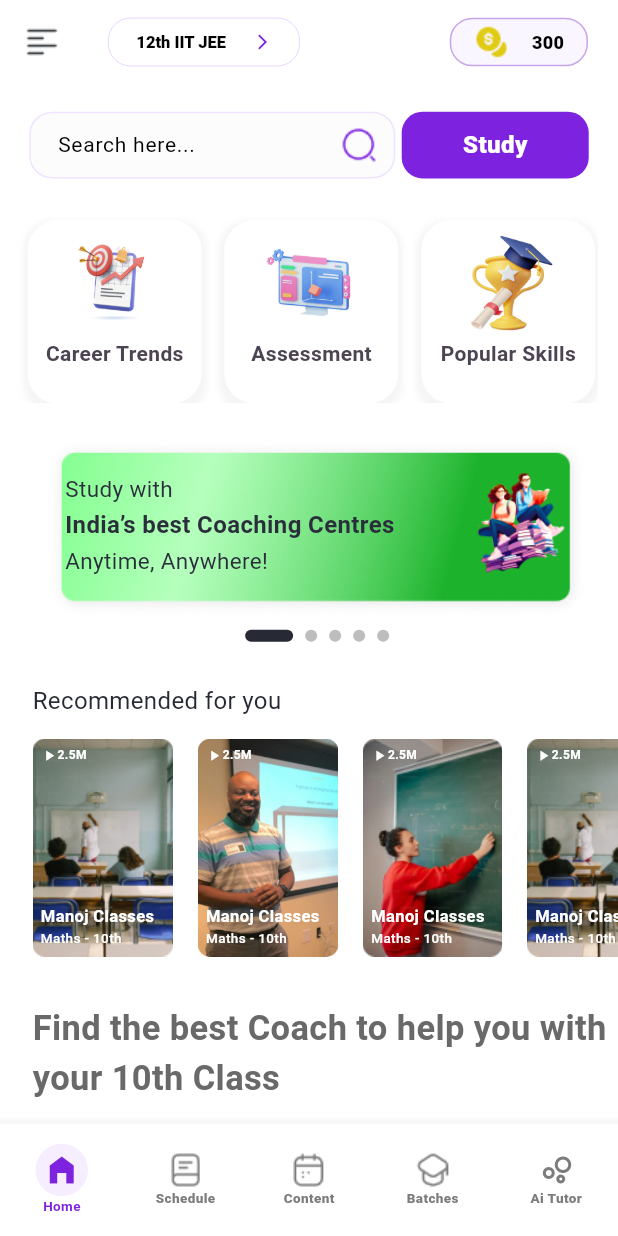
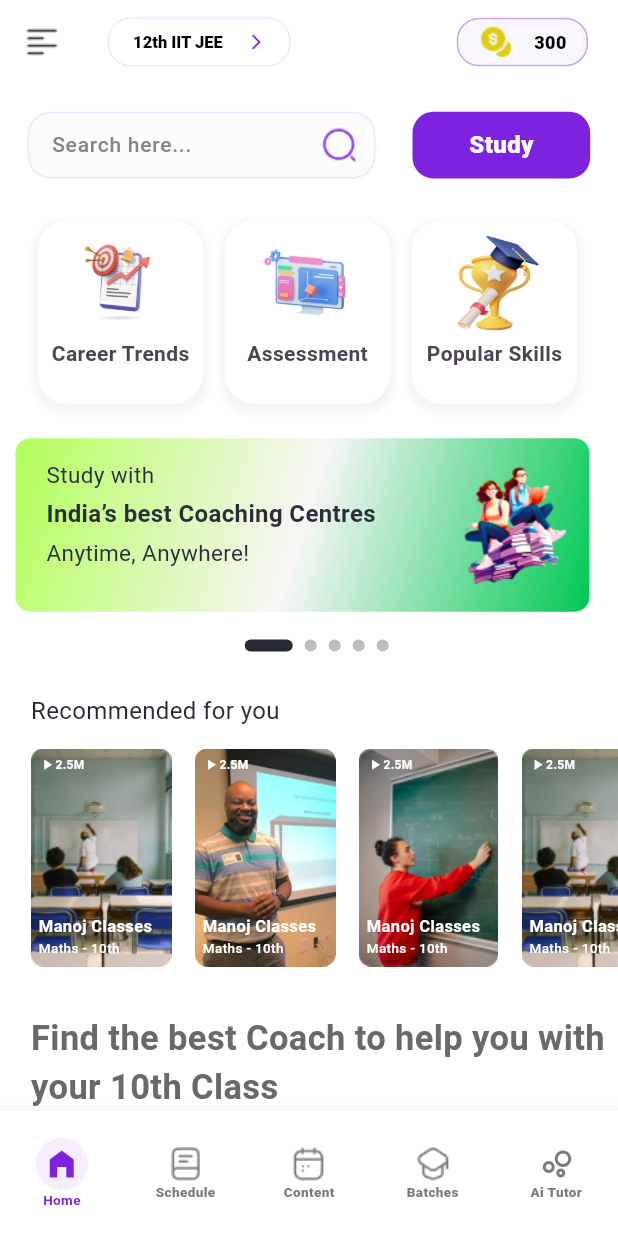
Before and after one commit to MLuqman23/Ostello_app, a Flutter app: the screen it shows after launch, on a phone screen of 412 x 824 dp. Run offline on Flutter 3.47's test engine with Material 3 defaults, Android fonts, the phone set to English and light mode, and no system bars; drawn by our look-alikes of smooth_page_indicator; our stand-ins replace flutter_riverpod, flutter_screenutil, google_fonts, share_plus, video_player.

Commit message:
third commit

```diff
--- a/lib/common/navbar.dart
+++ b/lib/common/navbar.dart
@@ -76,7 +76,7 @@ class AppNavigator extends ConsumerWidget {
       ),
       body: screens[currentIndex],
       bottomNavigationBar: SizedBox(
-        height: 75,
+        height: 90.h,
         child: BottomNavigationBar(
           selectedLabelStyle:
               const TextStyle(fontSize: 9, fontWeight: FontWeight.w700),
--- a/lib/common/textformfield.dart
+++ /dev/null
@@ -1,87 +0,0 @@
-// ignore_for_file: prefer_const_constructors
-
-import 'package:flutter/material.dart';
-import 'package:google_fonts/google_fonts.dart';
-
-class ReusableTextFormField extends StatelessWidget {
-  final String? labelText;
-  final String? hintText;
-  final InputBorder? border;
-  final TextEditingController controller;
-  final FloatingLabelBehavior? floatingLabelBehavior;
-  final bool obscureText;
-  final TextInputType keyboardType;
-  final FormFieldValidator<String>? validator;
-  final ValueChanged<String>? onChanged;
-  final Color? hintTextColor;
-  final Color? labelTextColor;
-  final VoidCallback? ontap;
-  final int? maxLength;
-  final Widget? suffix;
-  final EdgeInsetsGeometry? contentPadding;
-  final FocusNode? focusNode;
-
-  const ReusableTextFormField(
-      {super.key,
-      this.labelText,
-      this.hintText,
-      required this.controller,
-      this.obscureText = false,
-      this.keyboardType = TextInputType.text,
-      this.validator,
-      this.onChanged,
-      this.hintTextColor = Colors.black,
-      this.border,
-      this.floatingLabelBehavior,
-      this.labelTextColor,
-      this.ontap,
-      this.maxLength,
-      this.suffix,
-      this.contentPadding,
-      this.focusNode});
-
-  @override
-  Widget build(BuildContext context) {
-    return TextFormField(
-      style: GoogleFonts.roboto(
-        fontSize: 14,
-        fontWeight: FontWeight.w400,
-        color: Colors.black,
-      ),
-      onTap: ontap,
-      controller: controller,
-      obscureText: obscureText,
-      keyboardType: keyboardType,
-      maxLength: maxLength,
-      decoration: InputDecoration(
-          filled: true,
-          fillColor: Color(0xffFCFCFC),
-          floatingLabelBehavior: floatingLabelBehavior,
-          labelText: labelText,
-          hintText: hintText,
-          suffixIcon: suffix,
-          focusedBorder: OutlineInputBorder(
-              borderRadius: BorderRadius.circular(15),
-              borderSide: BorderSide(color: Color(0xffF0E3FF))),
-          enabledBorder: OutlineInputBorder(
-              borderRadius: BorderRadius.circular(15),
-              borderSide: BorderSide(color: Color(0xffF0E3FF))),
-          labelStyle: GoogleFonts.roboto(
-            fontSize: 14,
-            color: labelTextColor,
-            fontWeight: FontWeight.w500,
-          ),
-          hintStyle: GoogleFonts.roboto(
-            fontSize: 14,
-            color: hintTextColor,
-            fontWeight: FontWeight.w400,
-          ),
-          border: border,
-          contentPadding: EdgeInsets.only(top: 5, left: 15)
-          // Use padding property instead of contentPadding
-          ),
-      validator: validator,
-      onChanged: onChanged,
-    );
-  }
-}
--- a/lib/main.dart
+++ b/lib/main.dart
@@ -16,7 +16,7 @@ class MyApp extends ConsumerWidget {
   Widget build(BuildContext context, WidgetRef ref) {
     final navigationNotifier = ref.watch(navigationProvider.notifier);
     return ScreenUtilInit(
-      designSize: const Size(380, 890),
+      designSize: const Size(400, 890),
       minTextAdapt: true,
       builder: (context, child) {
         return MaterialApp(
--- a/lib/presentation/home.dart
+++ b/lib/presentation/home.dart
@@ -1,4 +1,4 @@
-// ignore_for_file: camel_case_types, unused_local_variable
+// ignore_for_file: invalid_use_of_protected_member, invalid_use_of_visible_for_testing_member
 
 import 'package:flutter/material.dart';
 import 'package:flutter_riverpod/flutter_riverpod.dart';
@@ -6,7 +6,6 @@ import 'package:flutter_screenutil/flutter_screenutil.dart';
 import 'package:ostello/assets_image/image.dart';
 import 'package:ostello/common/custom_container.dart';
 import 'package:ostello/common/plaintext.dart';
-import 'package:ostello/common/textformfield.dart';
 import 'package:ostello/const/const_service.dart';
 import 'package:ostello/provider/navigation_provide.dart';
 import 'package:ostello/provider/provider.dart';
@@ -17,23 +16,24 @@ class HomePage extends ConsumerWidget {
 
   @override
   Widget build(BuildContext context, WidgetRef ref) {
-    final TextEditingController searchContoller = TextEditingController();
-    final selectedFilter = ref.watch(selectedFilterProvider);
     final PageController pageController = PageController();
     final selectedCourse = ref.watch(courseSelectionProvider);
     pageController.addListener(() {
       ref.read(currentPageProvider.notifier).state =
           pageController.page?.round() ?? 0;
     });
-    final focusNode = ref.watch(focusNodeProvider);
-    return Scaffold(
+
+    final selectedIndex = ref.watch(selectedIndexProvider);
+    return GestureDetector(
+      onTap: () {
+        FocusScopeNode currentFocus = FocusScope.of(context);
+        if (!currentFocus.hasPrimaryFocus) {
+          currentFocus.unfocus();
+        }
+      },
+      child: Scaffold(
         backgroundColor: Colors.white,
         body: SingleChildScrollView(
-        child: GestureDetector(
-          behavior: HitTestBehavior.translucent,
-          onTap: () {
-            FocusScope.of(context).unfocus();
-          },
           child: Padding(
             padding: EdgeInsets.symmetric(vertical: 20.h),
             child: Column(
@@ -51,12 +51,27 @@ class HomePage extends ConsumerWidget {
                           SizedBox(
                               width: 225.w,
                               height: 48.h,
-                              child: ReusableTextFormField(
-                                  focusNode: focusNode,
-                                  controller: searchContoller,
-                                  hintText: 'Search here...',
-                                  // obscureText: true,
-                                  suffix: Image.asset(AssetsImages.search))),
+                              child: TextField(
+                                obscureText: false,
+                                decoration: InputDecoration(
+                                    filled: true,
+                                    fillColor: const Color(0xffFCFCFC),
+                                    focusedBorder: OutlineInputBorder(
+                                        borderRadius: BorderRadius.circular(15),
+                                        borderSide: const BorderSide(
+                                            color: Color(0xffF0E3FF))),
+                                    enabledBorder: OutlineInputBorder(
+                                        borderRadius: BorderRadius.circular(15),
+                                        borderSide: const BorderSide(
+                                            color: Color(0xffF0E3FF))),
+                                    hintText: "Search here...",
+                                    hintStyle: const TextStyle(
+                                        fontSize: 14,
+                                        fontWeight: FontWeight.w500,
+                                        color: Color(0xff878487)),
+                                    suffixIcon:
+                                        Image.asset(AssetsImages.search)),
+                              )),
                           const Spacer(),
                           CustomContainer(
                             height: 48.h,
@@ -137,34 +152,34 @@ class HomePage extends ConsumerWidget {
                         height: 25.h,
                       ),
                       SizedBox(
-                        height: 130.h,
+                        height: 125.h,
                         child: PageView.builder(
                           controller: pageController,
                           itemCount: 5,
-                          // shrinkWrap: true,
                           scrollDirection: Axis.horizontal,
                           itemBuilder: (context, index) {
-                            return Stack(
-                              children: [
-                                SizedBox(
-                                    width: 375.w,
-                                    height: 140.h,
-                                    child: Image.asset(AssetsImages.card)),
-                                Positioned(
-                                  right: 22.w,
-                                  top: 20.h,
-                                  child: SizedBox(
-                                    height: 80.h,
-                                    width: 80.w,
-                                    child: Image.asset(
-                                      AssetsImages.cardImage,
+                            return Container(
+                              margin: const EdgeInsets.only(right: 19),
+                              decoration: BoxDecoration(
+                                borderRadius: BorderRadius.circular(10),
+                                gradient: const LinearGradient(
+                                  begin: Alignment.topLeft,
+                                  end: Alignment.bottomRight,
+                                  colors: [
+                                    Color(0xFFB2FF59),
+                                    Color.fromARGB(255, 248, 246, 246),
+                                    Color(0xFF00C853),
+                                  ],
                                 ),
                               ),
-                                ),
-                                Positioned(
-                                    top: 25.h,
-                                    left: 30.w,
-                                    child: const Column(
+                              child: Padding(
+                                padding: EdgeInsets.only(
+                                    top: 15.h, left: 20.w, right: 10.w),
+                                child: Row(
+                                  mainAxisAlignment:
+                                      MainAxisAlignment.spaceBetween,
+                                  children: [
+                                    const Column(
                                       crossAxisAlignment:
                                           CrossAxisAlignment.start,
                                       children: [
@@ -175,7 +190,7 @@ class HomePage extends ConsumerWidget {
                                           color: Color(0xff2A2E3B),
                                         ),
                                         SizedBox(
-                                          height: 2,
+                                          height: 4,
                                         ),
                                         CustomText(
                                           text: 'India’s best Coaching Centres',
@@ -184,7 +199,7 @@ class HomePage extends ConsumerWidget {
                                           color: Color(0xff2A2E3B),
                                         ),
                                         SizedBox(
-                                          height: 2,
+                                          height: 4,
                                         ),
                                         CustomText(
                                           text: 'Anytime, Anywhere!',
@@ -193,14 +208,23 @@ class HomePage extends ConsumerWidget {
                                           color: Color(0xff2A2E3B),
                                         )
                                       ],
-                                    ))
+                                    ),
+                                    Padding(
+                                      padding:
+                                          const EdgeInsets.only(bottom: 15),
+                                      child: Image.asset(
+                                        AssetsImages.cardImage,
+                                      ),
+                                    ),
                                   ],
+                                ),
+                              ),
                             );
                           },
                         ),
                       ),
                       SizedBox(
-                        height: 8.h,
+                        height: 20.h,
                       ),
                       Center(
                           child: SmoothPageIndicator(
@@ -328,8 +352,10 @@ class HomePage extends ConsumerWidget {
                         height: 21.h,
                       ),
                       SizedBox(
+                        height: 13.h,
+                      ),
+                      SizedBox(
                         height: 37.h,
-                        // width: 500,
                         child: ListView.builder(
                           itemCount: ConstList.list3.length,
                           shrinkWrap: true,
@@ -337,6 +363,7 @@ class HomePage extends ConsumerWidget {
                           scrollDirection: Axis.horizontal,
                           itemBuilder: (context, index) {
                             var item = ConstList.list3[index];
+
                             return Row(
                               children: [
                                 if (index == 0) ...[
@@ -344,10 +371,10 @@ class HomePage extends ConsumerWidget {
                                     width: 129.w,
                                     height: 36.h,
                                     decoration: BoxDecoration(
-                                          borderRadius:
-                                              BorderRadius.circular(8.sp),
+                                      borderRadius: BorderRadius.circular(8.sp),
                                       border: Border.all(
-                                              color: const Color(0xffD8D8D8))),
+                                          color: const Color(0xffD8D8D8)),
+                                    ),
                                     child: Row(
                                       mainAxisAlignment:
                                           MainAxisAlignment.spaceEvenly,
@@ -355,8 +382,9 @@ class HomePage extends ConsumerWidget {
                                         SizedBox(
                                           height: 20.h,
                                           width: 25.w,
-                                              child: Image.asset(
-                                                  AssetsImages.filter)),
+                                          child:
+                                              Image.asset(AssetsImages.filter),
+                                        ),
                                         const CustomText(
                                           text: 'Filters',
                                           fontSize: 12,
@@ -366,28 +394,6 @@ class HomePage extends ConsumerWidget {
                                           Icons.arrow_drop_down,
                                           color: Color(0xff7D23E0),
                                         ),
-                                          // DropdownButton<String>(
-                                          //   alignment: Alignment.centerRight,
-                                          //   underline: Container(),
-                                          //   value: selectedFilter,
-                                          //   isDense: false,
-                                          //   iconSize: 20,
-                                          //   // dropdownColor: color,
-                                          //   items: filterOptions.map((String filter) {
-                                          //     return DropdownMenuItem<String>(
-                                          //       value: filter,
-                                          //       child: Text(
-                                          //         filter,
-                                          //         style: const TextStyle(
-                                          //             fontSize: 14, fontWeight: FontWeight.w600),
-                                          //       ),
-                                          //     );
-                                          //   }).toList(),
-                                          //   onChanged: (newValue) {
-                                          //     ref.read(selectedFilterProvider.notifier).state =
-                                          //         newValue!;
-                                          //   },
-                                          // ),
                                       ],
                                     ),
                                   ),
@@ -400,28 +406,45 @@ class HomePage extends ConsumerWidget {
                                     color: const Color(0xff818181),
                                   ),
                                 ],
-                                  Container(
+                                if (index >= 0) ...[
+                                  GestureDetector(
+                                    onTap: () {
+                                      ref
+                                          .read(selectedIndexProvider.notifier)
+                                          .state = index;
+                                    },
+                                    child: Container(
                                       width: 91.w,
                                       margin: EdgeInsets.only(left: 5.w),
                                       decoration: BoxDecoration(
                                         borderRadius: BorderRadius.circular(10),
                                         border: Border.all(
-                                            color: const Color(0xffD8D8D8))),
+                                          color: const Color(0xffD8D8D8),
+                                        ),
+                                        color: selectedIndex == index
+                                            ? Colors.black
+                                            : Colors.transparent,
+                                      ),
                                       child: Center(
                                         child: CustomText(
                                           text: '${item["text"]}',
                                           fontSize: 14,
                                           fontWeight: FontWeight.w600,
-                                      color: const Color(0xff484848),
-                                    )),
+                                          color: selectedIndex == index
+                                              ? Colors
+                                                  .white // Selected text color
+                                              : const Color(
+                                                  0xff484848), // Unselected text color
+                                        ),
+                                      ),
+                                    ),
                                   ),
                                 ],
+                              ],
                             );
-                            }),
+                          },
                         ),
-                      SizedBox(
-                        height: 13.h,
-                      ),
+                      )
                     ],
                   ),
                 ),
@@ -523,7 +546,7 @@ class HomePage extends ConsumerWidget {
                         height: 13.h,
                       ),
                       Container(
-                        height: 295,
+                        height: 310,
                         width: double.infinity,
                         decoration: BoxDecoration(
                             borderRadius: BorderRadius.circular(12),
@@ -685,13 +708,14 @@ class HomePage extends ConsumerWidget {
                             color: Colors.white,
                             border: Border.all(color: const Color(0xffE6E6E6))),
                         child: Row(
+                          mainAxisAlignment: MainAxisAlignment.spaceBetween,
                           children: [
                             SizedBox(
-                                height: 90.h,
+                                height: 100.h,
                                 // width: 115,
                                 child: Image.asset(AssetsImages.classes)),
                             Padding(
-                              padding: EdgeInsets.only(left: 15.w, top: 11.h),
+                              padding: EdgeInsets.only(left: 15.w, top: 15.h),
                               child: Column(
                                 crossAxisAlignment: CrossAxisAlignment.start,
                                 children: [
@@ -707,12 +731,8 @@ class HomePage extends ConsumerWidget {
                                           color: Color(0xff2E2E2E),
                                         ),
                                       ),
-                                      // Spacer(),
-                                      SizedBox(
-                                        width: 10.w,
-                                      ),
                                       Padding(
-                                        padding: EdgeInsets.only(bottom: 20.h),
+                                        padding: EdgeInsets.only(bottom: 15.h),
                                         child: Image.asset(AssetsImages.more),
                                       ),
                                     ],
--- a/lib/provider/provider.dart
+++ b/lib/provider/provider.dart
@@ -1,4 +1,3 @@
-import 'package:flutter/material.dart';
 import 'package:flutter_riverpod/flutter_riverpod.dart';
 
 final List<String> filterOptions = ['Filter', 'All', 'Completed', 'Pending'];
@@ -7,14 +6,6 @@ final selectedFilterProvider = StateProvider<String>((ref) => filterOptions[0]);
 final currentIndexProvider = StateProvider<int>((ref) => 0);
 final currentPageProvider = StateProvider<int>((ref) => 0);
 final isInitializedProvider = StateProvider<bool>((ref) => false);
-
-final focusNodeProvider = Provider<FocusNode>((ref) {
-  final focusNode = FocusNode();
-  ref.onDispose(() {
-    focusNode.dispose();
-  });
-  return focusNode;
-});
 
 enum CourseType { free, paid }
 
@@ -26,6 +17,19 @@ class CourseSelectionNotifier extends StateNotifier<CourseType> {
   }
 }
 
+class SelectedIndexNotifier extends StateNotifier<int?> {
+  SelectedIndexNotifier() : super(null);
+
+  void selectIndex(int index) {
+    state = index;
+  }
+}
+
+final selectedIndexProvider =
+    StateNotifierProvider<SelectedIndexNotifier, int?>((ref) {
+  return SelectedIndexNotifier();
+});
+
 final courseSelectionProvider =
     StateNotifierProvider<CourseSelectionNotifier, CourseType>(
   (ref) => CourseSelectionNotifier(),
```
Lines whose indentation alone changed are shown as unchanged.
